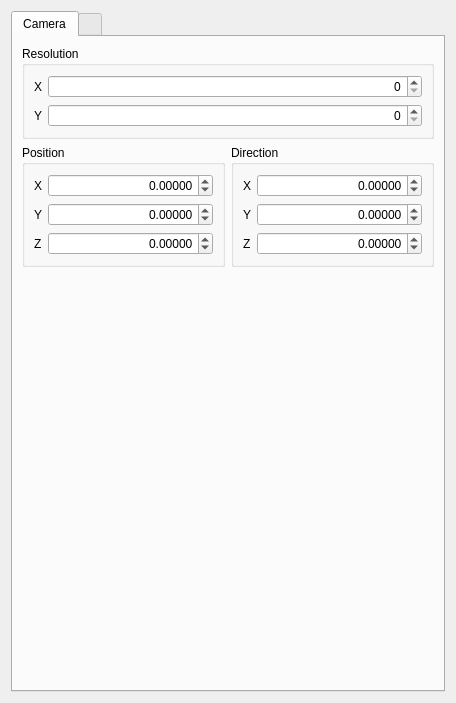
Above: settingswindow.ui from charlespolart/Pathtracing before the change. Below: the same form after it.
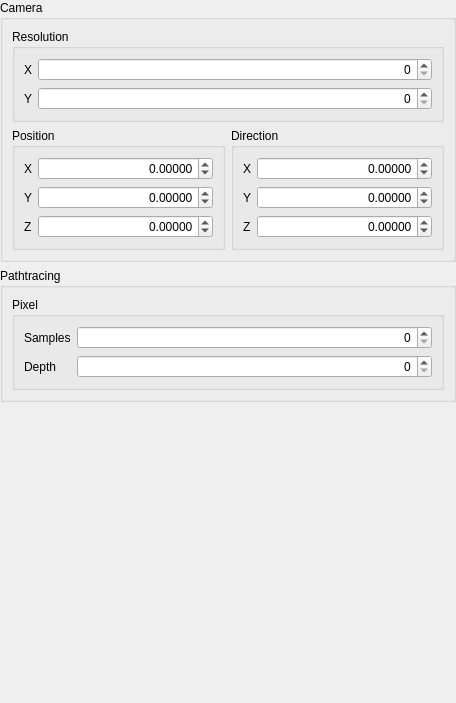
That is the form after the change.

Commit message: Pathtracing init | Material edition

What changed in the file:
```diff
--- a/settingswindow.ui
+++ b/settingswindow.ui
@@ -14,28 +14,33 @@
    <string>Settings</string>
   </property>
   <layout class="QGridLayout" name="gridLayout">
+   <property name="leftMargin">
+    <number>0</number>
+   </property>
+   <property name="topMargin">
+    <number>0</number>
+   </property>
+   <property name="rightMargin">
+    <number>0</number>
+   </property>
+   <property name="bottomMargin">
+    <number>0</number>
+   </property>
    <item row="0" column="0">
-    <widget class="QTabWidget" name="tabWidget">
-     <property name="sizePolicy">
-      <sizepolicy hsizetype="Minimum" vsizetype="Expanding">
-       <horstretch>0</horstretch>
-       <verstretch>0</verstretch>
-      </sizepolicy>
-     </property>
-     <property name="minimumSize">
-      <size>
-       <width>10</width>
-       <height>0</height>
-      </size>
-     </property>
-     <property name="currentIndex">
-      <number>0</number>
-     </property>
-     <widget class="QWidget" name="tabWidgetPage1">
-      <attribute name="title">
+    <widget class="QGroupBox" name="groupBox_5">
+     <property name="title">
        <string>Camera</string>
-      </attribute>
-      <layout class="QVBoxLayout" name="verticalLayout_2">
+     </property>
+     <property name="flat">
+      <bool>true</bool>
+     </property>
+     <layout class="QVBoxLayout" name="verticalLayout">
+      <property name="leftMargin">
+       <number>9</number>
+      </property>
+      <property name="rightMargin">
+       <number>9</number>
+      </property>
        <item>
         <widget class="QGroupBox" name="groupBox">
          <property name="title">
@@ -89,26 +94,7 @@
         </widget>
        </item>
        <item>
-        <widget class="QFrame" name="frame">
-         <property name="frameShape">
-          <enum>QFrame::NoFrame</enum>
-         </property>
-         <property name="frameShadow">
-          <enum>QFrame::Raised</enum>
-         </property>
          <layout class="QHBoxLayout" name="horizontalLayout_2">
-          <property name="leftMargin">
-           <number>0</number>
-          </property>
-          <property name="topMargin">
-           <number>0</number>
-          </property>
-          <property name="rightMargin">
-           <number>0</number>
-          </property>
-          <property name="bottomMargin">
-           <number>0</number>
-          </property>
           <item>
            <widget class="QGroupBox" name="groupBox_2">
             <property name="title">
@@ -193,14 +179,14 @@
              <string>Direction</string>
             </property>
             <layout class="QFormLayout" name="formLayout_3">
-             <item row="0" column="0">
+           <item row="1" column="0">
               <widget class="QLabel" name="label_8">
                <property name="text">
                 <string>X</string>
                </property>
               </widget>
              </item>
-             <item row="0" column="1">
+           <item row="1" column="1">
               <widget class="QDoubleSpinBox" name="cameraRotationX_doubleSpinBox">
                <property name="alignment">
                 <set>Qt::AlignRight|Qt::AlignTrailing|Qt::AlignVCenter</set>
@@ -216,14 +202,14 @@
                </property>
               </widget>
              </item>
-             <item row="1" column="0">
+           <item row="3" column="0">
               <widget class="QLabel" name="label_6">
                <property name="text">
                 <string>Y</string>
                </property>
               </widget>
              </item>
-             <item row="1" column="1">
+           <item row="3" column="1">
               <widget class="QDoubleSpinBox" name="cameraRotationY_doubleSpinBox">
                <property name="alignment">
                 <set>Qt::AlignRight|Qt::AlignTrailing|Qt::AlignVCenter</set>
@@ -239,14 +225,14 @@
                </property>
               </widget>
              </item>
-             <item row="2" column="0">
+           <item row="5" column="0">
               <widget class="QLabel" name="label_7">
                <property name="text">
                 <string>Z</string>
                </property>
               </widget>
              </item>
-             <item row="2" column="1">
+           <item row="5" column="1">
               <widget class="QDoubleSpinBox" name="cameraRotationZ_doubleSpinBox">
                <property name="alignment">
                 <set>Qt::AlignRight|Qt::AlignTrailing|Qt::AlignVCenter</set>
@@ -266,9 +252,11 @@
            </widget>
           </item>
          </layout>
-        </widget>
-       </item>
-       <item>
+      </item>
+     </layout>
+    </widget>
+   </item>
+   <item row="3" column="0">
         <spacer name="verticalSpacer">
          <property name="orientation">
           <enum>Qt::Vertical</enum>
@@ -281,13 +269,62 @@
          </property>
         </spacer>
        </item>
-      </layout>
-     </widget>
-     <widget class="QWidget" name="tabWidgetPage2">
-      <attribute name="title">
-       <string/>
-      </attribute>
-     </widget>
+   <item row="1" column="0">
+    <widget class="QGroupBox" name="groupBox_6">
+     <property name="title">
+      <string>Pathtracing</string>
+     </property>
+     <property name="flat">
+      <bool>true</bool>
+     </property>
+     <layout class="QVBoxLayout" name="verticalLayout_2">
+      <property name="leftMargin">
+       <number>9</number>
+      </property>
+      <property name="rightMargin">
+       <number>9</number>
+      </property>
+      <item>
+       <widget class="QGroupBox" name="groupBox_4">
+        <property name="title">
+         <string>Pixel</string>
+        </property>
+        <layout class="QFormLayout" name="formLayout_4">
+         <item row="0" column="0">
+          <widget class="QLabel" name="label_9">
+           <property name="text">
+            <string>Samples</string>
+           </property>
+          </widget>
+         </item>
+         <item row="0" column="1">
+          <widget class="QSpinBox" name="maxSamples_spinBox">
+           <property name="layoutDirection">
+            <enum>Qt::LeftToRight</enum>
+           </property>
+           <property name="alignment">
+            <set>Qt::AlignRight|Qt::AlignTrailing|Qt::AlignVCenter</set>
+           </property>
+          </widget>
+         </item>
+         <item row="1" column="1">
+          <widget class="QSpinBox" name="maxDepth_spinBox">
+           <property name="alignment">
+            <set>Qt::AlignRight|Qt::AlignTrailing|Qt::AlignVCenter</set>
+           </property>
+          </widget>
+         </item>
+         <item row="1" column="0">
+          <widget class="QLabel" name="label_10">
+           <property name="text">
+            <string>Depth</string>
+           </property>
+          </widget>
+         </item>
+        </layout>
+       </widget>
+      </item>
+     </layout>
     </widget>
    </item>
   </layout>
```
Left out of the diff: 28 changed lines with no effect on the pictures. Lines whose indentation alone changed are shown as unchanged. The commit also changes 36 other files.
